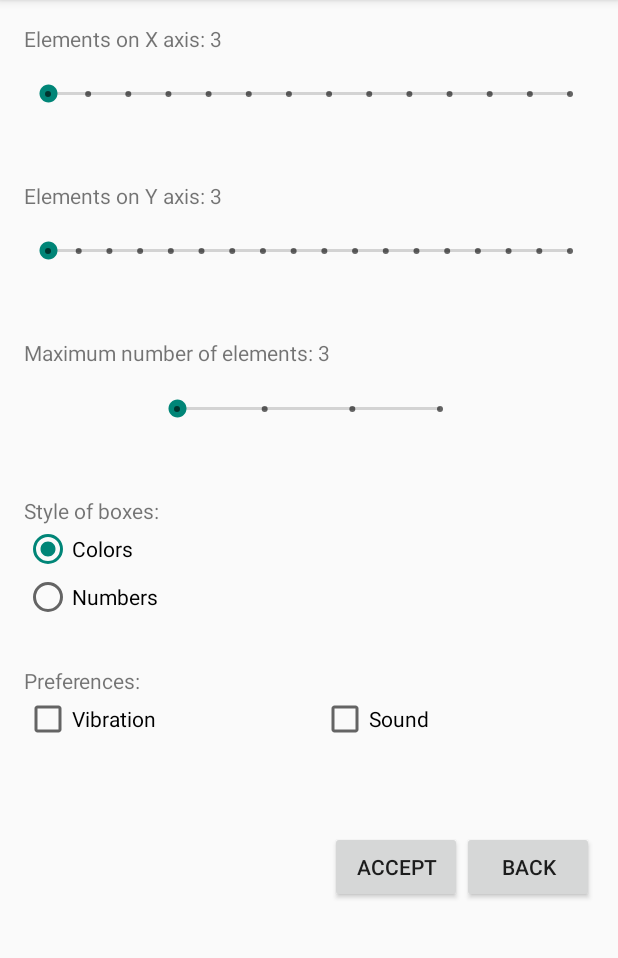
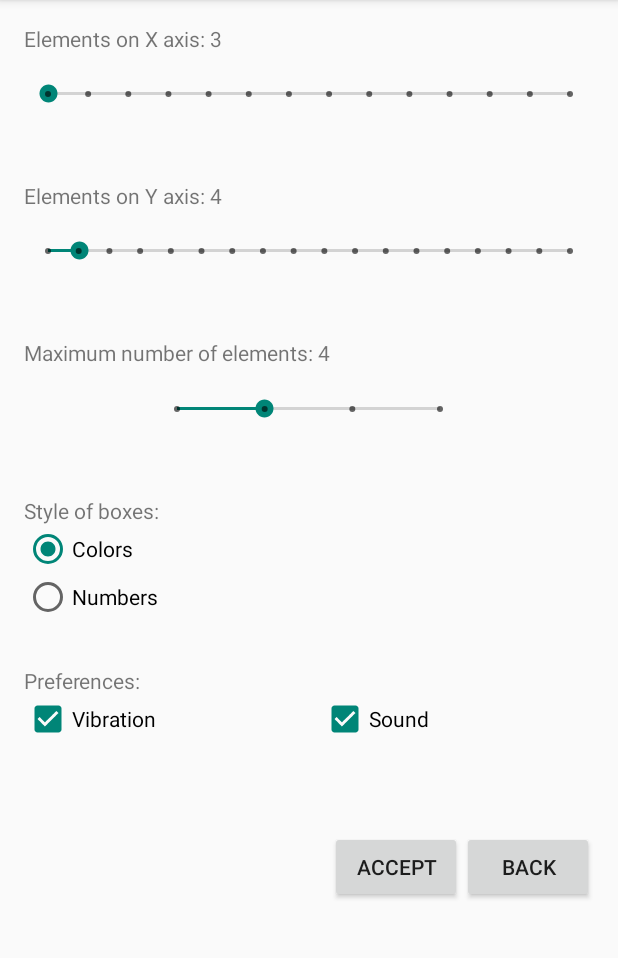
Before and after one commit to CarlosGarciaCor/Grupo_5_CJ_1EV, an Android app: the screen it shows after launch (ConfiguracionActivity), in the side drawer, after a tap on "Game configuration", on a phone screen of 412 x 824 dp, the part 84-1042 px from its top. Run offline under Robolectric (Android 15) with nearby library versions, the phone set to English and light mode, and no system bars.

Commit message:
A ver que me aclare: Creo que lo que he hecho es que configuración se guarde y se lea, aunque acabo de recordar que no he metido que se lea al iniciar la pantalla de configuracion y he hecho el tablero para numeros y demás, aunque no he probao

```diff
--- a/app/src/main/java/com/islasf/android/grupo5/AccesoBBDD.java
+++ b/app/src/main/java/com/islasf/android/grupo5/AccesoBBDD.java
@@ -23,6 +23,7 @@ public class AccesoBBDD {
 
         if (db != null) { //Si la base de datos se abre correctamente:
             ContentValues contenido = new ContentValues();
+            // TODO terminar por aquí
             //contenido.put("nombre", "nombre"); //OJETE! Hay que sacar el nombre y eso.
             //contenido.put("tiempo" juego.getTiempo); // Ojete, más de lo mismo.
             contenido.put("disposicion", juego.getConfiguracion().getX()+"x"+juego.getConfiguracion().getY());
--- a/app/src/main/java/com/islasf/android/grupo5/ActividadPrincipal.java
+++ b/app/src/main/java/com/islasf/android/grupo5/ActividadPrincipal.java
@@ -1,36 +1,27 @@
 package com.islasf.android.grupo5;
 
-import android.app.DialogFragment;
 import android.content.Context;
 import android.content.Intent;
-import android.graphics.Color;
-import android.graphics.drawable.Drawable;
+import android.content.SharedPreferences;
 import android.media.AudioManager;
 import android.media.SoundPool;
-import android.os.PersistableBundle;
 import android.os.SystemClock;
 import android.os.Vibrator;
 import android.support.design.widget.NavigationView;
-import android.support.v4.app.FragmentManager;
 import android.support.v4.view.GravityCompat;
 import android.support.v4.widget.DrawerLayout;
 import android.support.v7.app.AppCompatActivity;
 import android.os.Bundle;
 import android.support.v7.widget.Toolbar;
-import android.text.Layout;
 import android.util.DisplayMetrics;
 import android.util.Log;
-import android.view.Gravity;
 import android.view.MenuItem;
 import android.view.View;
 import android.view.ViewGroup;
 import android.widget.Button;
 import android.widget.Chronometer;
-import android.widget.GridLayout;
 import android.widget.LinearLayout;
-import android.widget.RelativeLayout;
 import android.widget.TextView;
-import android.widget.Toast;
 
 import java.util.ArrayList;
 
@@ -48,18 +39,25 @@ public class ActividadPrincipal extends AppCompatActivity {
     private SoundPool poolSonidos;
     private int sonidoPulsacion;
 
-    private final int[] BTN_DRAW={R.drawable.draw_btn1,
-            R.drawable.draw_btn2,
-            R.drawable.draw_btn3,
-            R.drawable.draw_btn4,
-            R.drawable.draw_btn5};
+    private final int[] BTN_COLORDRAW ={R.drawable.draw_btncolor1,
+            R.drawable.draw_btncolor2,
+            R.drawable.draw_btncolor3,
+            R.drawable.draw_btncolor4,
+            R.drawable.draw_btncolor5};
+
+    private final int BTN_NUMDRAW = R.drawable.draw_btnnum;
 
     @Override
     protected void onCreate(Bundle savedInstanceState) {
+        // todo Me tira exception al cambiar de pantalla, habla de qu no se puede serializar el objeto juego. Supongo que todo esto tiene que ver con el bundle entonces no he podido probar
+        // todo si ya funciona el juego con numeros. la cosa es que creo que en algun punto confundimos X e Y, porque por defalt me carga un 4x3 xddddd, soy listo.
+
+        // todo borrar los 5 draws que he hecho, dejar uno y lo que hay que hacer es darle propiedades de texto al button
         super.onCreate(savedInstanceState);
         setContentView(R.layout.activity_actividad_principal);
 
         vibrator = (Vibrator) this.getSystemService(Context.VIBRATOR_SERVICE); //Instanciamos vibrador y soundpool.
+        //TODO Este constructor está full deprecated, pero solo para la API 21, podriamos hacer un if que te saque la API y dependiendo de ella me haga esto o el SoundPool.Builder
         poolSonidos = new SoundPool(1, AudioManager.STREAM_MUSIC, 0);
 
         this.setVolumeControlStream(AudioManager.STREAM_MUSIC); // Para que si el usuairo sube o baja el volumen lo haga del de la música.
@@ -131,7 +129,7 @@ public class ActividadPrincipal extends AppCompatActivity {
         chrono.setBase(SystemClock.elapsedRealtime()-0); //Restart chrono
         tbPulsaciones.setText(Integer.toString(0));
 
-        configuracion=new Configuracion(5, 10, 15, true, true, "NUMEROS");
+        cargarConfiguracion();
 
         DisplayMetrics display=new DisplayMetrics();
         getWindowManager().getDefaultDisplay().getMetrics(display);
@@ -179,8 +177,17 @@ public class ActividadPrincipal extends AppCompatActivity {
 
         Button btn=new Button(this);
         btn.setId(id);
-
-        btn.setBackground(getResources().getDrawable(BTN_DRAW[casilla.getValor() - 1]));
+        //TODO hacer drawables numericos y elegir aquí en funcion de configuracion.getModo
+        //TODO como lo de más arriba, getDrawable esta deprecated para < API21, mirar si queremos controlarlo
+        if (configuracion.getModo() == "COLORES")
+            btn.setBackground(getResources().getDrawable(BTN_COLORDRAW[casilla.getValor() - 1]));
+        else{
+            btn.setBackground(getResources().getDrawable(BTN_NUMDRAW));
+            btn.setTextColor(getResources().getColor(R.color.white));
+            btn.setTextSize(getResources().getDimension(R.dimen.textoBoton));
+            btn.setShadowLayer(5, 0, 0, getResources().getColor(R.color.sombraBoton));
+            btn.setText(casilla.getValor());
+        }
 
         LinearLayout.LayoutParams params = new LinearLayout.LayoutParams(
                 ViewGroup.LayoutParams.MATCH_PARENT,
@@ -254,9 +261,32 @@ public class ActividadPrincipal extends AppCompatActivity {
 
     private void actualizar(){
         for (int i=0;i<botones.size();i++){
-            botones.get(i).setBackground(getResources().getDrawable(BTN_DRAW[juego.getCasillas().get(i).getValor()-1]));
+            if (configuracion.getModo() == "COLORES")
+                botones.get(i).setBackground(getResources().getDrawable(BTN_COLORDRAW[juego.getCasillas().get(i).getValor()-1]));
+            else {
+                //TODO Joder cuanto deprecado
+                botones.get(i).setBackground(getResources().getDrawable(BTN_NUMDRAW));
+                botones.get(i).setBackground(getResources().getDrawable(BTN_NUMDRAW));
+                botones.get(i).setTextColor(getResources().getColor(R.color.white));
+                botones.get(i).setTextSize(getResources().getDimension(R.dimen.textoBoton));
+                botones.get(i).setShadowLayer(5, 0, 0, getResources().getColor(R.color.sombraBoton));
+                botones.get(i).setText(juego.getCasillas().get(i).getValor());
+            }
         }
         tbPulsaciones.setText(Integer.toString(juego.getNumPulsaciones()));
+    }
+
+    private void cargarConfiguracion(){
+        // TODO preferencias
+        SharedPreferences prefs = getSharedPreferences("Configuracion", Context.MODE_PRIVATE);
+        configuracion = new Configuracion(
+                prefs.getInt("indiceX", 3),
+                prefs.getInt("indiceY", 4),
+                prefs.getInt("indiceMax", 3),
+                prefs.getBoolean("vibracion", true),
+                prefs.getBoolean("sonido",true),
+                prefs.getString("modo", "COLORES")
+        );
     }
 
     @Override
--- a/app/src/main/java/com/islasf/android/grupo5/ConfiguracionActivity.java
+++ b/app/src/main/java/com/islasf/android/grupo5/ConfiguracionActivity.java
@@ -1,5 +1,7 @@
 package com.islasf.android.grupo5;
 
+import android.content.Context;
+import android.content.SharedPreferences;
 import android.support.v7.app.AppCompatActivity;
 import android.os.Bundle;
 import android.view.View;
@@ -109,7 +111,21 @@ public class ConfiguracionActivity extends AppCompatActivity {
                 break;
         }
 
-        Configuracion conf = new Configuracion(numMax+2, elementosX+3, elementosY+3, isVibracion, isSonido, modo);
+        // Guardamos la configuración en el fichero de preferencias:
+        SharedPreferences prefs = getSharedPreferences("Configuracion", Context.MODE_PRIVATE);
+        SharedPreferences.Editor editor = prefs.edit();
+
+        editor.putInt("indiceX", elementosX);
+        editor.putInt("indiceY", elementosY);
+        editor.putInt("indiceMax", numMax);
+        editor.putString("modo", modo);
+        editor.putBoolean("vibracion", isVibracion);
+        editor.putBoolean("sonido", isSonido);
+
+        editor.apply();
+
+        //TODO Volver a la actividad principal empezando una nueva partida, pero si en vez de esto le da a volver tiene que volver a la partida que estaba, damn.
+        //TODO Layout landscape para esta vaina
     }
 
     public void volver(View v){
--- a/app/src/main/res/drawable/draw_btn1.xml
+++ b/app/src/main/res/drawable/draw_btnCOLOR3.xml
@@ -4,13 +4,7 @@
         android:radius="10dp"
         />
     <solid
-        android:color="#E30000"
-        />
-    <padding
-        android:left="0dp"
-        android:top="0dp"
-        android:right="0dp"
-        android:bottom="0dp"
+        android:color="#E6E61E"
         />
     <size
         android:width="100dp"
--- a/app/src/main/res/drawable/draw_btn2.xml
+++ b/app/src/main/res/drawable/draw_btncolor1.xml
@@ -4,13 +4,7 @@
         android:radius="10dp"
         />
     <solid
-        android:color="#2EDB1A"
-        />
-    <padding
-        android:left="0dp"
-        android:top="0dp"
-        android:right="0dp"
-        android:bottom="0dp"
+        android:color="#E30000"
         />
     <size
         android:width="100dp"
--- a/app/src/main/res/drawable/draw_btn3.xml
+++ b/app/src/main/res/drawable/draw_btncolor2.xml
@@ -4,13 +4,7 @@
         android:radius="10dp"
         />
     <solid
-        android:color="#E6E61E"
-        />
-    <padding
-        android:left="0dp"
-        android:top="0dp"
-        android:right="0dp"
-        android:bottom="0dp"
+        android:color="#2EDB1A"
         />
     <size
         android:width="100dp"
--- a/app/src/main/res/drawable/draw_btn4.xml
+++ b/app/src/main/res/drawable/draw_btncolor4.xml
@@ -5,12 +5,6 @@
         />
     <solid
         android:color="#4857DB"
-        />
-    <padding
-        android:left="0dp"
-        android:top="0dp"
-        android:right="0dp"
-        android:bottom="0dp"
         />
     <size
         android:width="100dp"
--- /dev/null
+++ b/app/src/main/res/drawable/draw_btncolor5.xml
@@ -0,0 +1,17 @@
+<?xml version="1.0" encoding="utf-8"?>
+<shape xmlns:android="http://schemas.android.com/apk/res/android" android:shape="rectangle" >
+    <corners
+        android:radius="10dp"
+        />
+    <solid
+        android:color="#FF9112"
+        />
+    <size
+        android:width="100dp"
+        android:height="100dp"
+        />
+    <stroke
+        android:width="3dp"
+        android:color="#000000"
+        />
+</shape>
--- a/app/src/main/res/drawable/draw_btn5.xml
+++ b/app/src/main/res/drawable/draw_btnnum.xml
@@ -3,21 +3,20 @@
     <corners
         android:radius="10dp"
         />
-    <solid
-        android:color="#FF9112"
-        />
-    <padding
-        android:left="0dp"
-        android:top="0dp"
-        android:right="0dp"
-        android:bottom="0dp"
+    <gradient
+        android:angle="90"
+        android:centerX="50%"
+        android:centerColor="#000000"
+        android:startColor="#545454"
+        android:endColor="#545454"
+        android:type="linear"
         />
     <size
         android:width="100dp"
         android:height="100dp"
         />
     <stroke
-        android:width="3dp"
-        android:color="#000000"
+        android:width="5dp"
+        android:color="#FFFFFF"
         />
 </shape>
--- a/app/src/main/res/layout/activity_configuracion.xml
+++ b/app/src/main/res/layout/activity_configuracion.xml
@@ -44,7 +44,7 @@
         android:layout_width="match_parent"
         android:layout_height="wrap_content"
         android:max="17"
-        android:progress="0"
+        android:progress="1"
         android:id="@+id/barraElementosY"
         android:layout_weight="1.30" />
 
@@ -63,7 +63,7 @@
         android:layout_width="207dp"
         android:layout_height="wrap_content"
         android:max="3"
-        android:progress="0"
+        android:progress="1"
         android:layout_weight="1.30"
         android:id="@+id/barraElementosIndice"
         android:layout_gravity="center"/>
@@ -121,14 +121,16 @@
             android:layout_width="wrap_content"
             android:layout_height="wrap_content"
             android:id="@+id/cbVibr"
-            android:layout_weight="1" />
+            android:layout_weight="1"
+            android:checked="true" />
 
         <CheckBox
             android:text="@string/soun"
             android:layout_width="wrap_content"
             android:layout_height="wrap_content"
             android:id="@+id/cbSoni"
-            android:layout_weight="1" />
+            android:layout_weight="1"
+            android:checked="true" />
 
     </LinearLayout>
 
--- a/app/src/main/res/values-w820dp/dimens.xml
+++ b/app/src/main/res/values-w820dp/dimens.xml
@@ -3,4 +3,6 @@
          (such as screen margins) for screens with more than 820dp of available width. This
          would include 7" and 10" devices in landscape (~960dp and ~1280dp respectively). -->
     <dimen name="activity_horizontal_margin">64dp</dimen>
+
+    <dimen name="textoBoton">80sp</dimen>
 </resources>
--- a/app/src/main/res/values/colors.xml
+++ b/app/src/main/res/values/colors.xml
@@ -3,4 +3,6 @@
     <color name="colorPrimary">#3F51B5</color>
     <color name="colorPrimaryDark">#303F9F</color>
     <color name="colorAccent">#FF4081</color>
+    <color name="white">#FFFFFF</color>
+    <color name="sombraBoton">#A8A8A8</color>
 </resources>
--- a/app/src/main/res/values/dimens.xml
+++ b/app/src/main/res/values/dimens.xml
@@ -2,4 +2,6 @@
     <!-- Default screen margins, per the Android Design guidelines. -->
     <dimen name="activity_horizontal_margin">16dp</dimen>
     <dimen name="activity_vertical_margin">16dp</dimen>
+
+    <dimen name="textoBoton">80sp</dimen>
 </resources>
--- a/app/src/main/res/values/strings.xml
+++ b/app/src/main/res/values/strings.xml
@@ -22,6 +22,8 @@
 
     <string name="accept">Accept</string>
     <string name="back">Back</string>
+
+
     <string name="dTitle">YOU WON!</string>
     <string name="dDesc">Congratulations</string>
     <string name="restart">Play Again</string>
```
